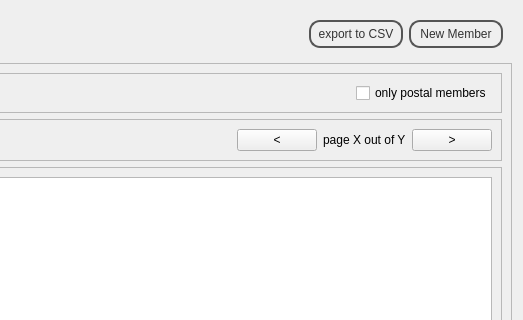
Qt form penyamanager/admin/memberlistview.ui (eguzki/penyamanager) before a commit; both pictures show x 277 to 800 and y 0 to 320 of the 800 by 600 pixel window.
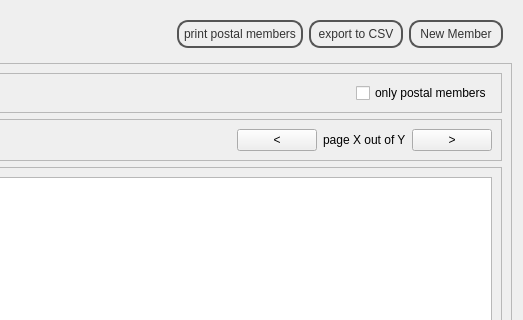
The same form after that commit.

Commit message: [FEATURE] print postal members

Diff of the .ui file:
```diff
--- a/penyamanager/admin/memberlistview.ui
+++ b/penyamanager/admin/memberlistview.ui
@@ -91,6 +91,13 @@
         </property>
        </spacer>
       </item>
+      <item>
+       <widget class="QPushButton" name="printPostalMembersPushButton">
+        <property name="text">
+         <string>print postal members</string>
+        </property>
+       </widget>
+      </item>
       <item>
        <widget class="QPushButton" name="csvPushButton">
         <property name="text">
```
The commit also changes 17 other files.
